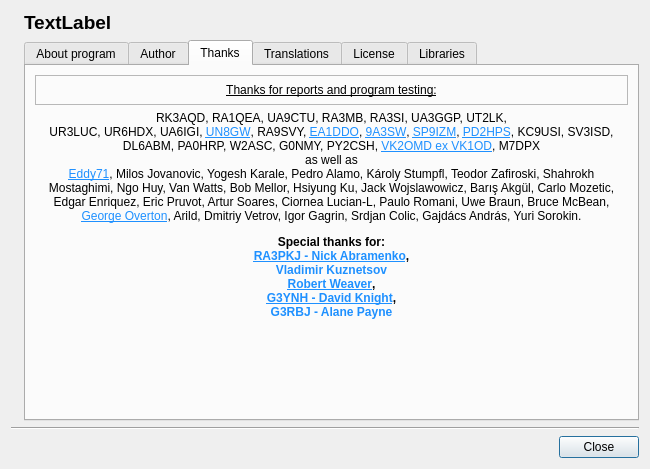
Above: about.ui from radioacoustick/Coil64 before the change. Below: the same form after it.
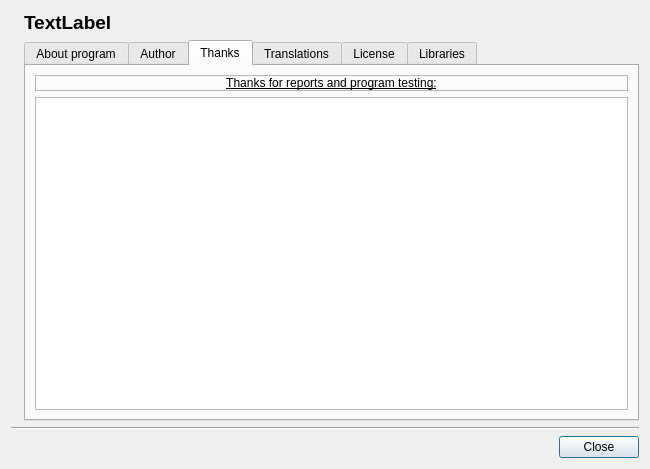
That is the form after the change. Icons and pictures are not drawn.

```diff
--- a/about.ui
+++ b/about.ui
@@ -431,29 +431,7 @@
             </widget>
            </item>
            <item>
-            <widget class="QLabel" name="label_8">
-             <property name="font">
-              <font>
-               <weight>50</weight>
-               <bold>false</bold>
-              </font>
-             </property>
-             <property name="text">
-              <string notr="true">&lt;html&gt;&lt;head&gt;&lt;head/&gt;&lt;body&gt;&lt;p align=&quot;center&quot;&gt;RK3AQD, RA1QEA, UA9CTU, RA3MB, RA3SI, UA3GGP, UT2LK,&lt;br/&gt;UR3LUC, UR6HDX, UA6IGI, &lt;a href=&quot;http://un8gv.my1.ru/&quot;&gt;&lt;span style=&quot;text-decoration: underline; color:DodgerBlue;&quot;&gt;UN8GW&lt;/span&gt;&lt;/a&gt;, RA9SVY, &lt;a href=&quot;http://ea1ddo.es/&quot;&gt;&lt;span style=&quot;text-decoration: underline; color:DodgerBlue;&quot;&gt;EA1DDO&lt;/span&gt;&lt;/a&gt;, &lt;a href=&quot;http://www.qrz.com/db/9A3SW&quot;&gt;&lt;span style=&quot;text-decoration: underline; color:DodgerBlue;&quot;&gt;9A3SW&lt;/span&gt;&lt;/a&gt;, &lt;a href=&quot;http://qrz.pl/callbook.asp?f_domena=sp9izm&quot;&gt;&lt;span style=&quot;text-decoration: underline; color:DodgerBlue;&quot;&gt;SP9IZM&lt;/span&gt;&lt;/a&gt;, &lt;a href=&quot;https://www.qrz.com/db/PD2HPS&quot;&gt;&lt;span style=&quot;text-decoration: underline; color:DodgerBlue;&quot;&gt;PD2HPS&lt;/span&gt;&lt;/a&gt;, KC9USI, SV3ISD, DL6ABM, PA0HRP, W2ASC, G0NMY, PY2CSH, &lt;a href=&quot;https://www.owenduffy.net/index.htm&quot;&gt;&lt;span style=&quot;text-decoration: underline; color:DodgerBlue;&quot;&gt;VK2OMD ex VK1OD&lt;/span&gt;&lt;/a&gt;, M7DPX&lt;br/&gt;as well as&lt;br/&gt;&lt;a href=&quot;http://www.eddy.com.ua/&quot;&gt;&lt;span style=&quot;text-decoration: underline; color:DodgerBlue;&quot;&gt;Eddy71&lt;/span&gt;&lt;/a&gt;, Milos Jovanovic, Yogesh Karale, Pedro Alamo, Károly Stumpfl, Teodor Zafiroski, Shahrokh Mostaghimi, Ngo Huy, Van Watts, Bob Mellor, Hsiyung Ku, Jack Wojslawowicz, Barış Akgül, Carlo Mozetic, Edgar Enriquez, Eric Pruvot, Artur Soares, Ciornea Lucian-L, Paulo Romani, Uwe Braun, Bruce McBean, &lt;a href=&quot;https://www.geotech1.com/forums/forum.php&quot;&gt;&lt;span style=&quot;text-decoration: underline; color:DodgerBlue;&quot;&gt;George Overton&lt;/span&gt;&lt;/a&gt;, Arild, Dmitriy Vetrov, Igor Gagrin, Srdjan Colic, Gajdács András, Yuri Sorokin.&lt;/p&gt;&lt;p align=&quot;center&quot;&gt;&lt;span style=&quot; font-weight:600;&quot;&gt;Special thanks for:&lt;br/&gt;&lt;/span&gt;&lt;a href=&quot;http://www.ra3pkj.ru/&quot;&gt;&lt;span style=&quot; font-weight:600; text-decoration: underline; color:DodgerBlue;&quot;&gt;RA3PKJ - Nick Abramenko&lt;/span&gt;&lt;/a&gt;&lt;span style=&quot; font-weight:600;&quot;&gt;,&lt;/span&gt;&lt;br/&gt;&lt;span style=&quot; font-weight:600; color:DodgerBlue;&quot;&gt;Vladimir Kuznetsov&lt;/span&gt;&lt;br/&gt;&lt;a href=&quot;http://electronbunker.ca/eb/index.html&quot;&gt;&lt;span style=&quot; font-weight:600; text-decoration: underline; color:DodgerBlue;&quot;&gt;Robert Weaver&lt;/span&gt;&lt;/a&gt;&lt;span style=&quot; font-weight:600;&quot;&gt;,&lt;br/&gt;&lt;/span&gt;&lt;a href=&quot;http://www.g3ynh.info/index.html&quot;&gt;&lt;span style=&quot; font-weight:600; text-decoration: underline; color:DodgerBlue;&quot;&gt;G3YNH - David Knight&lt;/span&gt;&lt;/a&gt;&lt;span style=&quot; font-weight:600;&quot;&gt;,&lt;br/&gt;&lt;/span&gt;&lt;span style=&quot; font-weight:600; color:DodgerBlue;&quot;&gt;G3RBJ - Alane Payne&lt;/span&gt;&lt;/p&gt;&lt;/body&gt;&lt;/html&gt;</string>
-             </property>
-             <property name="alignment">
-              <set>Qt::AlignLeading|Qt::AlignLeft|Qt::AlignTop</set>
-             </property>
-             <property name="wordWrap">
-              <bool>true</bool>
-             </property>
-             <property name="margin">
-              <number>15</number>
-             </property>
-             <property name="openExternalLinks">
-              <bool>true</bool>
-             </property>
-            </widget>
+            <widget class="QTextBrowser" name="textBrowser_3"/>
            </item>
           </layout>
          </widget>
```
